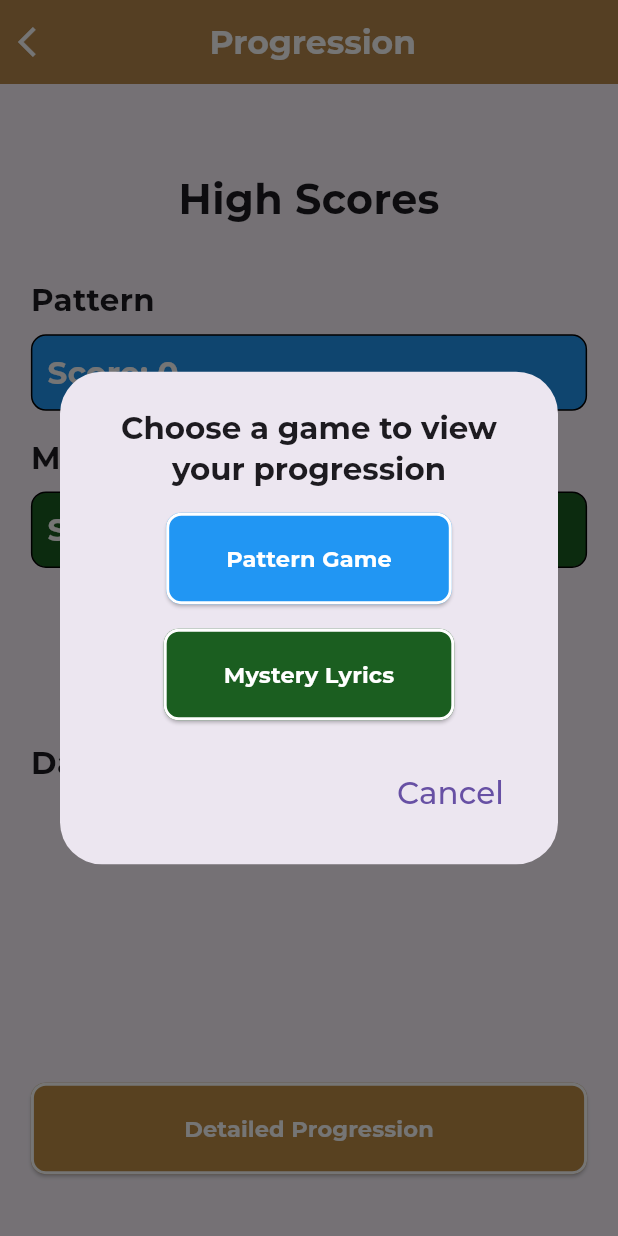
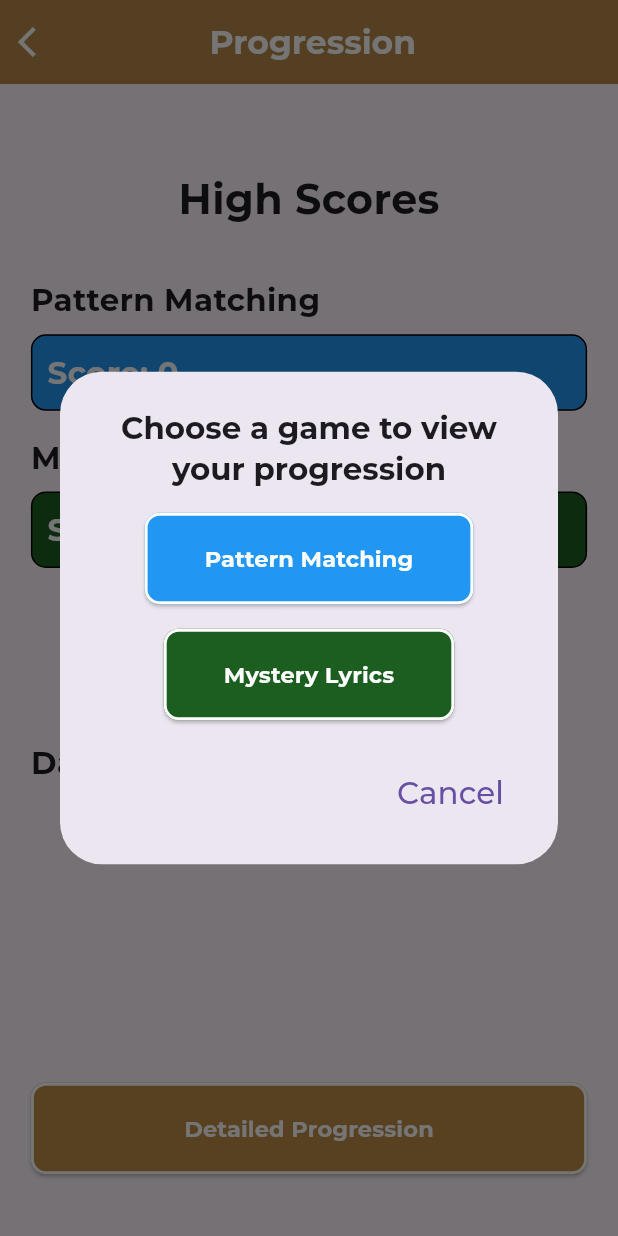
Before and after one commit to morpheus-30/momento, a Flutter app: the HighScoreScreen screen opened by its route, after a tap on "Detailed Progression", on a phone screen of 412 x 824 dp. Run offline on Flutter 3.47's test engine with Material 3 defaults, Android fonts, the light colour scheme and no system bars; our stand-ins replace cloud_firestore, firebase_auth, firebase_core, firebase_storage, image_picker, just_audio and 6 more; missing offline and left inert: dart:ffi, draw_graph, enhanced_url_launcher, spotify, string_similarity, youtube_explode_dart; accounts and stored records are empty; project files that could hold a hidden picture were left out.

Commit message:
final changes

```diff
--- a/momento/lib/screens/Games/HighScoreScreen.dart
+++ b/momento/lib/screens/Games/HighScoreScreen.dart
@@ -128,13 +128,13 @@ class _HighScoreScreenState extends State<HighScoreScreen> {
                   ),
                   SizedBox(height: 4.h),
                   ScoreWidget(
-                    gameName: "Pattern",
+                    gameName: "Pattern Matching",
                     score: patternGameScore,
                     color: Colors.blue[500]!,
                   ),
                   SizedBox(height: 2.h),
                   ScoreWidget(
-                    gameName: "MysteryLyrics",
+                    gameName: "Mystery Lyrics",
                     score: mysteryLyricsScore,
                     color: Colors.green[900]!,
                   ),
@@ -198,7 +198,7 @@ class _HighScoreScreenState extends State<HighScoreScreen> {
                                   ),
                                 );
                               },
-                              text: "Pattern Game",
+                              text: "Pattern Matching",
                             ),
                             SizedBox(height: 2.h),
                             LoginButton(
--- a/momento/lib/screens/Games/pattern/PatternLevel.dart
+++ b/momento/lib/screens/Games/pattern/PatternLevel.dart
@@ -25,7 +25,7 @@ class PatternLevelScreen extends StatelessWidget {
         // leadingWidth: 30.w,
         centerTitle: true,
         title: Text(
-          "Pattern Level",
+          "Pattern Matching",
           textAlign: TextAlign.center,
           style: TextStyle(
             color: Colors.white,
--- a/momento/lib/screens/Profile/ProfileScreen.dart
+++ b/momento/lib/screens/Profile/ProfileScreen.dart
@@ -117,8 +117,7 @@ class _ProfileScreenState extends State<ProfileScreen> {
                 crossAxisAlignment: CrossAxisAlignment.center,
                 children: [
                   "Edit Profile",
-                  "Profile Overview",
-                  "Music Preferences",
+                  "Doctors"
                 ].map((e) {
                   return Container(
                     margin: EdgeInsets.only(bottom: 3.h),
```
Also changed, not shown: momento/lib/main.dart (+9 -7 lines), momento/lib/screens/Games/GameProgressionScreen.dart (+4 -5 lines), momento/lib/screens/Games/mystery lyrics/MusicPlayingScreenBlank.dart (+2 -5 lines).
